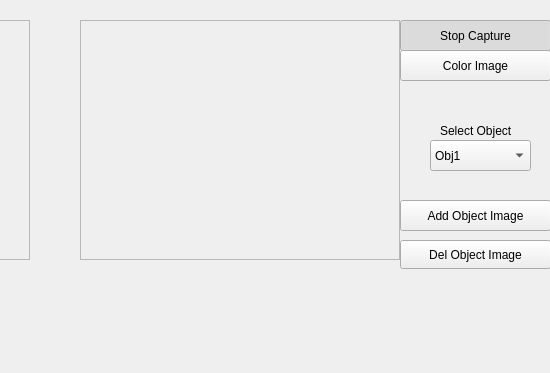
Old version of the form proy3/mainwindow.ui in the repository MenaRicci/Proyectos-Vision; both pictures show x 310 to 860 and y 0 to 373 of the 860 by 373 pixel window.
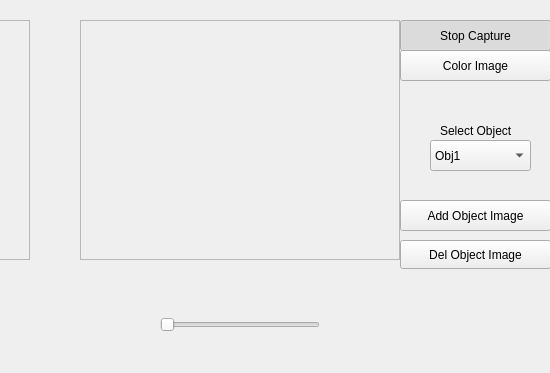
New version of the form.

```diff
--- a/proy3/mainwindow.ui
+++ b/proy3/mainwindow.ui
@@ -156,6 +156,28 @@
     <string>Del Object Image</string>
    </property>
   </widget>
+  <widget class="QSlider" name="horizontalSlider">
+   <property name="geometry">
+    <rect>
+     <x>470</x>
+     <y>310</y>
+     <width>160</width>
+     <height>29</height>
+    </rect>
+   </property>
+   <property name="minimum">
+    <number>1</number>
+   </property>
+   <property name="maximum">
+    <number>5</number>
+   </property>
+   <property name="pageStep">
+    <number>1</number>
+   </property>
+   <property name="orientation">
+    <enum>Qt::Horizontal</enum>
+   </property>
+  </widget>
  </widget>
  <resources/>
  <connections/>
```
Left out of the diff: 2 changed lines with no effect on the pictures.
